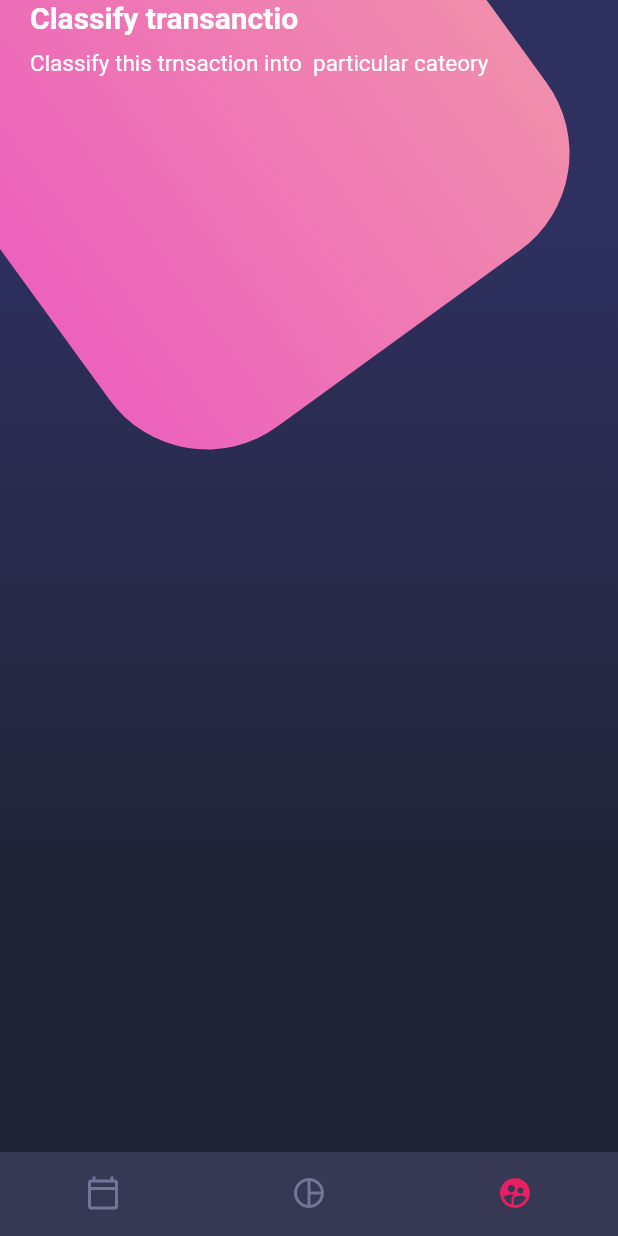
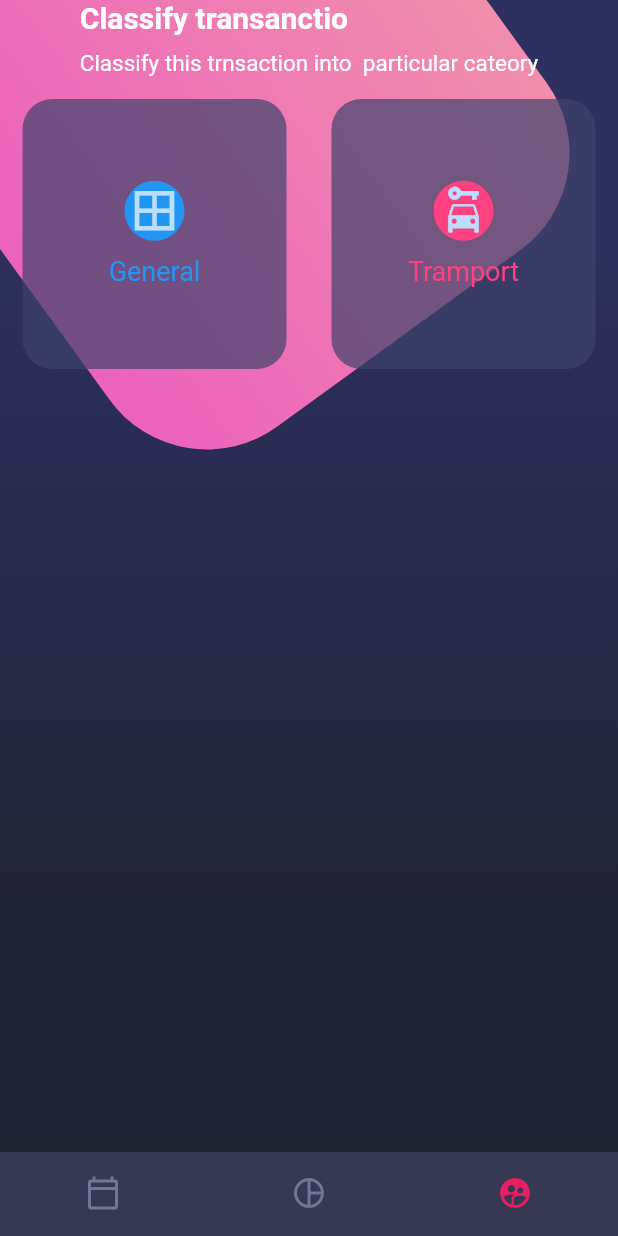
Before and after one commit to juberdev/app-desing, a Flutter app: the screen it shows after launch, on a phone screen of 412 x 824 dp. Run offline on Flutter 3.47's test engine with Material 2 defaults, Android fonts, the phone set to English and light mode, and no system bars.

Commit message:
table-card

```diff
--- a/lib/screens/home_screem.dart
+++ b/lib/screens/home_screem.dart
@@ -1,4 +1,5 @@
 import 'package:disenos_app/widgets/background.dart';
+import 'package:disenos_app/widgets/card_table.dart';
 import 'package:disenos_app/widgets/custom_button_navigation.dart';
 import 'package:disenos_app/widgets/pague_title.dart';
 import 'package:flutter/material.dart';
@@ -15,7 +16,7 @@ class HomeScreem extends StatelessWidget {
           _HomeBody(),
         ],
       ),
-      bottomNavigationBar: CustonButtonNavigation(),
+      bottomNavigationBar: const CustonButtonNavigation(),
     );
   }
 }
@@ -29,7 +30,10 @@ class _HomeBody extends StatelessWidget {
   Widget build(BuildContext context) {
     return SingleChildScrollView(
       child: Column(
-        children: const [PageTitle()],
+        children: const [
+          PageTitle(),
+          CardTable(),
+        ],
       ),
     );
   }
--- /dev/null
+++ b/lib/widgets/card_table.dart
@@ -0,0 +1,72 @@
+import 'package:flutter/material.dart';
+
+class CardTable extends StatelessWidget {
+  const CardTable({super.key});
+
+  @override
+  Widget build(BuildContext context) {
+    return Table(
+      children: const [
+        TableRow(
+          children: [
+            _SingleCard(
+              color: Colors.blue,
+              icon: Icons.border_all,
+              texto: 'General',
+            ),
+            _SingleCard(
+              color: Colors.pinkAccent,
+              icon: Icons.car_rental,
+              texto: 'Tramport',
+            ),
+          ],
+        ),
+      ],
+    );
+  }
+}
+
+class _SingleCard extends StatelessWidget {
+  final IconData icon;
+  final Color color;
+  final String texto;
+
+  const _SingleCard({
+    super.key,
+    required this.icon,
+    required this.color,
+    required this.texto,
+  });
+
+  @override
+  Widget build(BuildContext context) {
+    return Container(
+      margin: const EdgeInsets.all(15),
+      height: 180,
+      decoration: BoxDecoration(
+        color: const Color.fromRGBO(62, 67, 107, 0.7),
+        borderRadius: BorderRadius.circular(20),
+      ),
+      child: Column(
+        mainAxisAlignment: MainAxisAlignment.center,
+        children: [
+          CircleAvatar(
+            backgroundColor: color,
+            child: Icon(
+              icon,
+              size: 35,
+            ),
+          ),
+          const SizedBox(height: 10),
+          Text(
+            texto,
+            style: TextStyle(
+              color: color,
+              fontSize: 18,
+            ),
+          ),
+        ],
+      ),
+    );
+  }
+}
--- a/lib/widgets/custom_button_navigation.dart
+++ b/lib/widgets/custom_button_navigation.dart
@@ -1,5 +1,3 @@
-import 'dart:math';
-
 import 'package:flutter/material.dart';
 
 class CustonButtonNavigation extends StatelessWidget {
```
